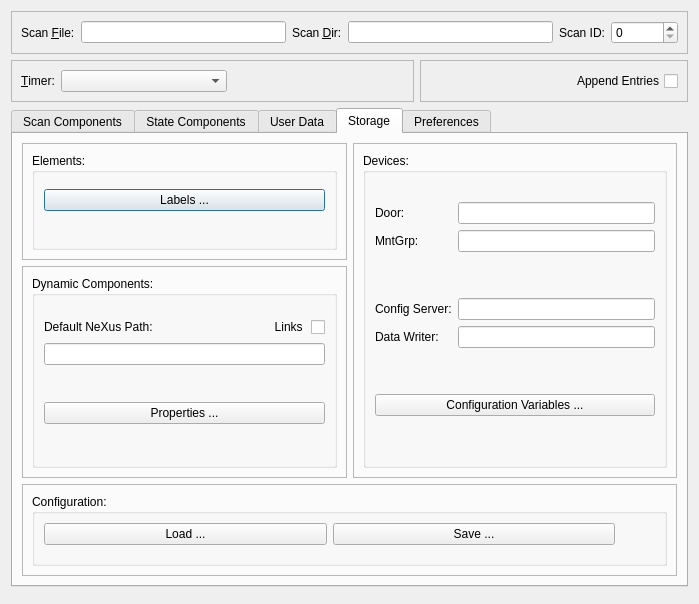
This is nxselector/ui/selector.ui in nexdatas/nxselector as Qt 5 draws it before an edit. The edited form follows.
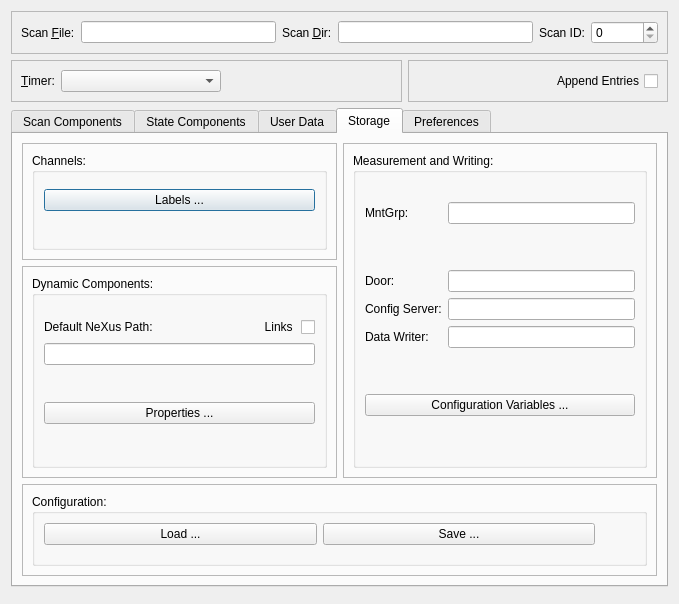
This is the edited form. The open tabs and pages were chosen to show the change.

Commit message: connecting doorName signal

```diff
--- a/nxselector/ui/selector.ui
+++ b/nxselector/ui/selector.ui
@@ -6,7 +6,7 @@
    <rect>
     <x>0</x>
     <y>0</y>
-    <width>699</width>
+    <width>679</width>
     <height>604</height>
    </rect>
   </property>
@@ -236,7 +236,7 @@
                 <item row="0" column="0">
                  <widget class="QGroupBox" name="groupBox_7">
                   <property name="title">
-                   <string>Elements:</string>
+                   <string>Channels:</string>
                   </property>
                   <layout class="QGridLayout" name="gridLayout_16">
                    <item row="2" column="0">
@@ -407,12 +407,12 @@
                 <item>
                  <widget class="QGroupBox" name="fileGroupBox">
                   <property name="title">
-                   <string>Devices:</string>
+                   <string>Measurement and Writing:</string>
                   </property>
                   <layout class="QGridLayout" name="gridLayout_5">
                    <item row="1" column="0">
                     <layout class="QGridLayout" name="gridLayout_2">
-                     <item row="3" column="0">
+                     <item row="4" column="0">
                       <widget class="QLabel" name="devConfigLabel">
                        <property name="text">
                         <string>Config Server:</string>
@@ -422,18 +422,21 @@
                        </property>
                       </widget>
                      </item>
-                     <item row="0" column="1">
-                      <widget class="QLineEdit" name="mntServerLineEdit"/>
-                     </item>
-                     <item row="0" column="0">
-                      <widget class="QLabel" name="mntServerLabel">
-                       <property name="text">
-                        <string>Door:</string>
+                     <item row="2" column="2">
+                      <spacer name="verticalSpacer_5">
+                       <property name="orientation">
+                        <enum>Qt::Vertical</enum>
                        </property>
-                       <property name="buddy">
-                        <cstring>mntServerLineEdit</cstring>
+                       <property name="sizeType">
+                        <enum>QSizePolicy::Maximum</enum>
                        </property>
-                      </widget>
+                       <property name="sizeHint" stdset="0">
+                        <size>
+                         <width>20</width>
+                         <height>40</height>
+                        </size>
+                       </property>
+                      </spacer>
                      </item>
                      <item row="1" column="0">
                       <widget class="QLabel" name="mntGrpLabel">
@@ -445,13 +448,13 @@
                        </property>
                       </widget>
                      </item>
-                     <item row="1" column="1">
+                     <item row="1" column="2">
                       <widget class="QLineEdit" name="mntGrpLineEdit"/>
                      </item>
-                     <item row="3" column="1">
+                     <item row="4" column="2">
                       <widget class="QLineEdit" name="devConfigLineEdit"/>
                      </item>
-                     <item row="4" column="0">
+                     <item row="5" column="0">
                       <widget class="QLabel" name="devWriterLabel">
                        <property name="text">
                         <string>Data Writer:</string>
@@ -461,24 +464,21 @@
                        </property>
                       </widget>
                      </item>
-                     <item row="4" column="1">
+                     <item row="5" column="2">
                       <widget class="QLineEdit" name="devWriterLineEdit"/>
                      </item>
-                     <item row="2" column="1">
-                      <spacer name="verticalSpacer_5">
-                       <property name="orientation">
-                        <enum>Qt::Vertical</enum>
+                     <item row="3" column="0">
+                      <widget class="QLabel" name="mntServerLabel">
+                       <property name="text">
+                        <string>Door:</string>
                        </property>
-                       <property name="sizeType">
-                        <enum>QSizePolicy::Maximum</enum>
+                       <property name="buddy">
+                        <cstring>mntServerLineEdit</cstring>
                        </property>
-                       <property name="sizeHint" stdset="0">
-                        <size>
-                         <width>20</width>
-                         <height>40</height>
-                        </size>
-                       </property>
-                      </spacer>
+                      </widget>
+                     </item>
+                     <item row="3" column="2">
+                      <widget class="QLineEdit" name="mntServerLineEdit"/>
                      </item>
                     </layout>
                    </item>
```
Left out of the diff: 1 changed line with no effect on the pictures. The commit also changes 2 other files.
